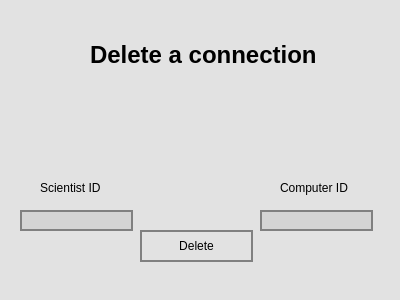
Qt form GUI-verklegtVika3/deleteconnection.ui (streamerinn/Verklegt-1) before a commit.
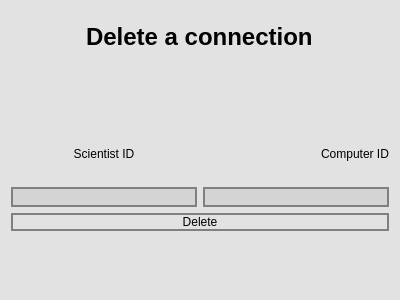
The same form after that commit. Icons and pictures are not drawn.

Commit message: laga shit

Diff of the .ui file:
```diff
--- a/GUI-verklegtVika3/deleteconnection.ui
+++ b/GUI-verklegtVika3/deleteconnection.ui
@@ -23,15 +23,9 @@
   <property name="styleSheet">
    <string notr="true">background-color: rgb(226, 226, 226);</string>
   </property>
+  <layout class="QVBoxLayout" name="verticalLayout">
+   <item alignment="Qt::AlignHCenter">
   <widget class="QLabel" name="label">
-   <property name="geometry">
-    <rect>
-     <x>90</x>
-     <y>30</y>
-     <width>251</width>
-     <height>51</height>
-    </rect>
-   </property>
    <property name="font">
     <font>
      <pointsize>16</pointsize>
@@ -41,41 +35,65 @@
     <string>&lt;html&gt;&lt;head/&gt;&lt;body&gt;&lt;p&gt;&lt;span style=&quot; font-size:18pt; font-weight:600;&quot;&gt;Delete a connection&lt;/span&gt;&lt;/p&gt;&lt;/body&gt;&lt;/html&gt;</string>
    </property>
   </widget>
+   </item>
+   <item>
+    <widget class="QLabel" name="deletePic">
+     <property name="text">
+      <string/>
+     </property>
+     <property name="alignment">
+      <set>Qt::AlignCenter</set>
+     </property>
+    </widget>
+   </item>
+   <item>
+    <layout class="QVBoxLayout" name="verticalLayout_3">
+     <item>
+      <layout class="QHBoxLayout" name="horizontalLayout_3">
+       <item>
   <widget class="QLabel" name="sciID">
-   <property name="geometry">
-    <rect>
-     <x>40</x>
-     <y>180</y>
-     <width>91</width>
-     <height>16</height>
-    </rect>
-   </property>
    <property name="text">
-    <string>Scientist ID</string>
-   </property>
-  </widget>
+          <string>&lt;html&gt;&lt;head/&gt;&lt;body&gt;&lt;p align=&quot;center&quot;&gt;Scientist ID&lt;/p&gt;&lt;/body&gt;&lt;/html&gt;</string>
+         </property>
+        </widget>
+       </item>
+       <item alignment="Qt::AlignRight">
   <widget class="QLabel" name="compID">
-   <property name="geometry">
-    <rect>
-     <x>280</x>
-     <y>180</y>
-     <width>91</width>
-     <height>16</height>
-    </rect>
-   </property>
    <property name="text">
-    <string>Computer ID</string>
-   </property>
-  </widget>
+          <string>&lt;html&gt;&lt;head/&gt;&lt;body&gt;&lt;p align=&quot;center&quot;&gt;Computer ID&lt;/p&gt;&lt;/body&gt;&lt;/html&gt;</string>
+         </property>
+        </widget>
+       </item>
+      </layout>
+     </item>
+    </layout>
+   </item>
+   <item>
+    <layout class="QVBoxLayout" name="verticalLayout_2">
+     <item>
+      <layout class="QHBoxLayout" name="horizontalLayout_2">
+       <item>
+        <widget class="QLineEdit" name="insertSciID">
+         <property name="styleSheet">
+          <string notr="true">background-color: rgb(212, 212, 212);
+	border: 2px solid gray;</string>
+         </property>
+        </widget>
+       </item>
+       <item>
+        <widget class="QLineEdit" name="insertCompID">
+         <property name="styleSheet">
+          <string notr="true">background-color: rgb(212, 212, 212);
+	border: 2px solid gray;</string>
+         </property>
+        </widget>
+       </item>
+      </layout>
+     </item>
+    </layout>
+   </item>
+   <item>
   <widget class="QPushButton" name="deleteButton">
-   <property name="geometry">
-    <rect>
-     <x>140</x>
-     <y>230</y>
-     <width>113</width>
-     <height>32</height>
-    </rect>
-   </property>
    <property name="styleSheet">
     <string notr="true">
 	border: 2px solid gray;</string>
@@ -84,60 +102,15 @@
     <string>Delete</string>
    </property>
   </widget>
-  <widget class="QLineEdit" name="insertSciID">
-   <property name="geometry">
-    <rect>
-     <x>20</x>
-     <y>210</y>
-     <width>113</width>
-     <height>21</height>
-    </rect>
-   </property>
-   <property name="styleSheet">
-    <string notr="true">background-color: rgb(212, 212, 212);
-	border: 2px solid gray;</string>
-   </property>
-  </widget>
-  <widget class="QLineEdit" name="insertCompID">
-   <property name="geometry">
-    <rect>
-     <x>260</x>
-     <y>210</y>
-     <width>113</width>
-     <height>21</height>
-    </rect>
-   </property>
-   <property name="styleSheet">
-    <string notr="true">background-color: rgb(212, 212, 212);
-	border: 2px solid gray;</string>
-   </property>
-  </widget>
+   </item>
+   <item>
   <widget class="QLabel" name="errorCheck">
-   <property name="geometry">
-    <rect>
-     <x>140</x>
-     <y>270</y>
-     <width>151</width>
-     <height>16</height>
-    </rect>
-   </property>
    <property name="text">
     <string/>
    </property>
   </widget>
-  <widget class="QLabel" name="deletePic">
-   <property name="geometry">
-    <rect>
-     <x>30</x>
-     <y>70</y>
-     <width>341</width>
-     <height>101</height>
-    </rect>
-   </property>
-   <property name="text">
-    <string/>
-   </property>
-  </widget>
+   </item>
+  </layout>
  </widget>
  <resources>
   <include location="aukaefni.qrc"/>
```
Lines whose indentation alone changed are shown as unchanged. The commit also changes 2 other files.
